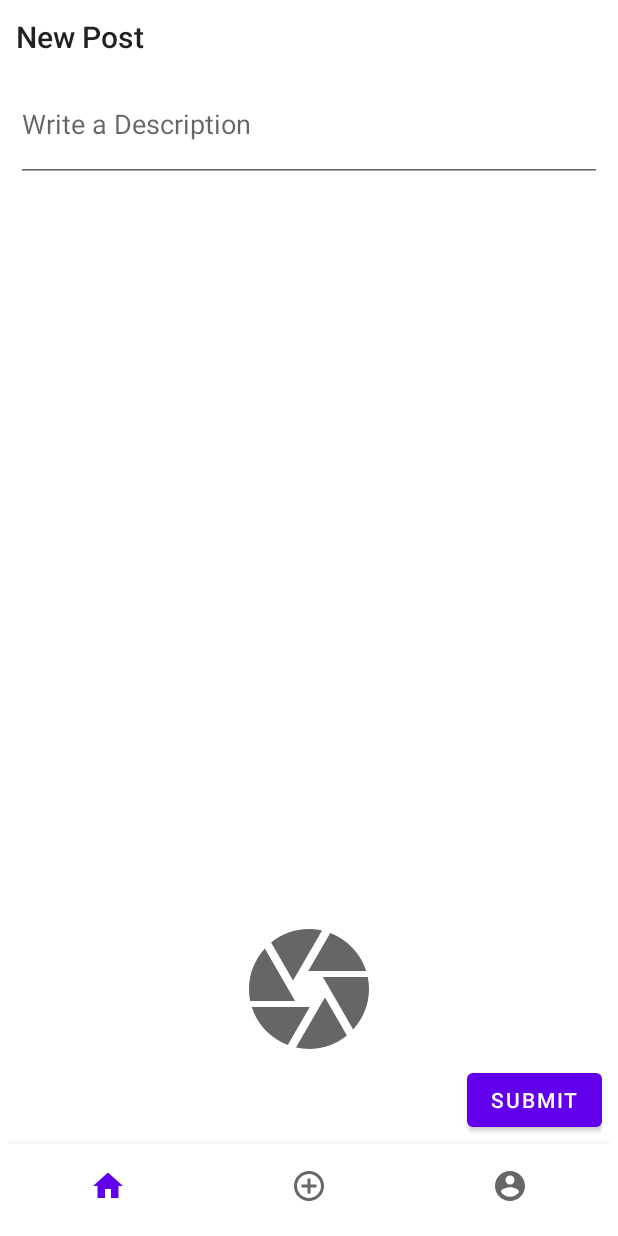
After one commit to jblnt/SimpleInsta, an Android app: the fragment PostFragment placed in its activity, on a phone screen of 412 x 824 dp. The commit adds this screen. Run offline under Robolectric (Android 15) with nearby library versions, the phone set to English and light mode, and no system bars; libraries missing offline, so code that uses them is left out: com.parse.

Commit message:
started project 2 with fragments and bottom nav bar

```diff
--- a/app/build.gradle
+++ b/app/build.gradle
@@ -32,6 +32,7 @@ dependencies {
     implementation 'androidx.appcompat:appcompat:1.3.1'
     implementation 'com.google.android.material:material:1.4.0'
     implementation 'androidx.constraintlayout:constraintlayout:2.1.1'
+    implementation 'androidx.legacy:legacy-support-v4:1.0.0'
     testImplementation 'junit:junit:4.+'
     androidTestImplementation 'androidx.test.ext:junit:1.1.3'
     androidTestImplementation 'androidx.test.espresso:espresso-core:3.4.0'
--- a/app/src/main/java/com/example/simpleinsta/MainActivity.java
+++ b/app/src/main/java/com/example/simpleinsta/MainActivity.java
@@ -1,67 +1,63 @@
 package com.example.simpleinsta;
 
+import androidx.annotation.NonNull;
 import androidx.appcompat.app.AppCompatActivity;
+import androidx.fragment.app.Fragment;
+import androidx.fragment.app.FragmentManager;
 
 import android.content.Intent;
 import android.os.Bundle;
+import android.view.MenuItem;
 import android.view.View;
 import android.widget.Button;
 import android.widget.ImageButton;
 
+import com.example.simpleinsta.fragments.HomeFragment;
+import com.example.simpleinsta.fragments.PostFragment;
+import com.example.simpleinsta.fragments.ProfileFragment;
+import com.google.android.material.bottomnavigation.BottomNavigationView;
+import com.google.android.material.navigation.NavigationBarView;
 import com.parse.ParseUser;
 
 public class MainActivity extends AppCompatActivity {
 
     public static final String TAG = "MainActivity";
-    ImageButton btnPost;
-    ImageButton btnAccount;
+    BottomNavigationView bottomNavigationView;
 
     @Override
     protected void onCreate(Bundle savedInstanceState) {
         super.onCreate(savedInstanceState);
         setContentView(R.layout.activity_main);
 
-        //handle button clicks for new post;
-        btnPost = findViewById(R.id.ibPost);
-        btnPost.setOnClickListener(new View.OnClickListener() {
+        //fragment logic
+        final FragmentManager fragmentManager = getSupportFragmentManager();
+        final Fragment homeFragment = new HomeFragment();
+        final Fragment postFragment = new PostFragment();
+        final Fragment profileFragment = new ProfileFragment();
+
+        //bottom nav logic
+        bottomNavigationView = findViewById(R.id.bottom_navigation);
+        bottomNavigationView.setOnItemSelectedListener(new NavigationBarView.OnItemSelectedListener() {
             @Override
-            public void onClick(View v) {
-                launchPostActivity();
+            public boolean onNavigationItemSelected(@NonNull MenuItem item) {
+                Fragment fragment;
+                switch (item.getItemId()){
+                    case R.id.action_home:
+                        fragment = homeFragment;
+                        break;
+                    case R.id.action_post:
+                        fragment = postFragment;
+                        break;
+                    case R.id.action_profile:
+                    default:
+                        fragment = profileFragment;
+                        break;
+                }
+                fragmentManager.beginTransaction().replace(R.id.fl_container, fragment).commit();
+                return true;
             }
         });
 
-        //handle button clicks to logout
-        btnAccount = findViewById(R.id.ibProfile);
-        btnAccount.setOnClickListener(new View.OnClickListener() {
-            @Override
-            public void onClick(View v) {
-                logOutUser();
-            }
-        });
-
-    }
-
-    private void launchPostActivity() {
-        Intent i = new Intent(this, PostActivity.class);
-        startActivity(i);
-    }
-
-    private void logOutUser() {
-        if(ParseUser.getCurrentUser() != null){
-            ParseUser.logOut();
-
-            //If you made it here, it means we can launch the main timeline;
-            reDirectLoginActivity();
-            finish();
-        }
-
-    }
-
-    private void reDirectLoginActivity() {
-        Intent i = new Intent(this, LoginActivity.class);
-        startActivity(i);
-
-        //Finishes the loginActivity and removed it from the activity stack;
-        finish();
+        bottomNavigationView.setSelectedItemId(R.id.action_home);
     }
 }
--- /dev/null
+++ b/app/src/main/java/com/example/simpleinsta/fragments/HomeFragment.java
@@ -0,0 +1,66 @@
+package com.example.simpleinsta.fragments;
+
+import android.os.Bundle;
+
+import androidx.fragment.app.Fragment;
+
+import android.view.LayoutInflater;
+import android.view.View;
+import android.view.ViewGroup;
+
+import com.example.simpleinsta.R;
+
+/**
+ * A simple {@link Fragment} subclass.
+ * Use the {@link HomeFragment#newInstance} factory method to
+ * create an instance of this fragment.
+ */
+public class HomeFragment extends Fragment {
+
+    // TODO: Rename parameter arguments, choose names that match
+    // the fragment initialization parameters, e.g. ARG_ITEM_NUMBER
+    private static final String ARG_PARAM1 = "param1";
+    private static final String ARG_PARAM2 = "param2";
+
+    // TODO: Rename and change types of parameters
+    private String mParam1;
+    private String mParam2;
+
+    public HomeFragment() {
+        // Required empty public constructor
+    }
+
+    /**
+     * Use this factory method to create a new instance of
+     * this fragment using the provided parameters.
+     *
+     * @param param1 Parameter 1.
+     * @param param2 Parameter 2.
+     * @return A new instance of fragment HomeFragment.
+     */
+    // TODO: Rename and change types and number of parameters
+    public static HomeFragment newInstance(String param1, String param2) {
+        HomeFragment fragment = new HomeFragment();
+        Bundle args = new Bundle();
+        args.putString(ARG_PARAM1, param1);
+        args.putString(ARG_PARAM2, param2);
+        fragment.setArguments(args);
+        return fragment;
+    }
+
+    @Override
+    public void onCreate(Bundle savedInstanceState) {
+        super.onCreate(savedInstanceState);
+        if (getArguments() != null) {
+            mParam1 = getArguments().getString(ARG_PARAM1);
+            mParam2 = getArguments().getString(ARG_PARAM2);
+        }
+    }
+
+    @Override
+    public View onCreateView(LayoutInflater inflater, ViewGroup container,
+                             Bundle savedInstanceState) {
+        // Inflate the layout for this fragment
+        return inflater.inflate(R.layout.fragment_home, container, false);
+    }
+}
--- /dev/null
+++ b/app/src/main/java/com/example/simpleinsta/fragments/PostFragment.java
@@ -0,0 +1,226 @@
+package com.example.simpleinsta.fragments;
+
+import static android.app.Activity.RESULT_OK;
+
+import android.content.Intent;
+import android.graphics.Bitmap;
+import android.graphics.BitmapFactory;
+import android.net.Uri;
+import android.os.Bundle;
+
+import androidx.annotation.NonNull;
+import androidx.annotation.Nullable;
+import androidx.core.content.FileProvider;
+import androidx.fragment.app.Fragment;
+
+import android.os.Environment;
+import android.provider.MediaStore;
+import android.util.Log;
+import android.view.LayoutInflater;
+import android.view.View;
+import android.view.ViewGroup;
+import android.widget.Button;
+import android.widget.EditText;
+import android.widget.ImageButton;
+import android.widget.ImageView;
+import android.widget.Toast;
+
+import com.example.simpleinsta.MainActivity;
+import com.example.simpleinsta.Post;
+import com.example.simpleinsta.PostActivity;
+import com.example.simpleinsta.R;
+import com.parse.ParseException;
+import com.parse.ParseFile;
+import com.parse.ParseUser;
+import com.parse.SaveCallback;
+
+import java.io.File;
+import java.util.Objects;
+
+/**
+ * A simple {@link Fragment} subclass.
+ * Use the {@link PostFragment#newInstance} factory method to
+ * create an instance of this fragment.
+ */
+public class PostFragment extends Fragment {
+    public static final String TAG = "PostFragment";
+
+    // TODO: Rename parameter arguments, choose names that match
+    // the fragment initialization parameters, e.g. ARG_ITEM_NUMBER
+    private static final String ARG_PARAM1 = "param1";
+    private static final String ARG_PARAM2 = "param2";
+
+    // TODO: Rename and change types of parameters
+    private String mParam1;
+    private String mParam2;
+
+    public PostFragment() {
+        // Required empty public constructor
+    }
+
+    /**
+     * Use this factory method to create a new instance of
+     * this fragment using the provided parameters.
+     *
+     * @param param1 Parameter 1.
+     * @param param2 Parameter 2.
+     * @return A new instance of fragment PostFragment.
+     */
+    // TODO: Rename and change types and number of parameters
+    public static PostFragment newInstance(String param1, String param2) {
+        PostFragment fragment = new PostFragment();
+        Bundle args = new Bundle();
+        args.putString(ARG_PARAM1, param1);
+        args.putString(ARG_PARAM2, param2);
+        fragment.setArguments(args);
+        return fragment;
+    }
+
+    //User Defined --
+
+    //UI elements
+    private ImageView ivPostImage;
+    private EditText etDescription;
+    private Button btnSubmit;
+    //private Button btnCamera;
+    private ImageButton ibPostCamera;
+
+    //Bitmap Saving
+    public static final int CAPTURE_IMAGE_REQUEST_CODE = 23;
+    private File photoFile;
+    private final String photoFileName = "capture.jpg";
+    private final String APP_TAG = "SimpleInsta";
+    private Object BitmapScaler;
+
+    @Override
+    public void onCreate(Bundle savedInstanceState) {
+        super.onCreate(savedInstanceState);
+        if (getArguments() != null) {
+            mParam1 = getArguments().getString(ARG_PARAM1);
+            mParam2 = getArguments().getString(ARG_PARAM2);
+        }
+    }
+
+    @Override
+    public View onCreateView(LayoutInflater inflater, ViewGroup container,
+                             Bundle savedInstanceState) {
+        // Inflate the layout for this fragment
+        return inflater.inflate(R.layout.fragment_post, container, false);
+    }
+
+    @Override
+    public void onViewCreated(@NonNull View view, @Nullable Bundle savedInstanceState) {
+        super.onViewCreated(view, savedInstanceState);
+
+        //Post logic
+        ivPostImage = view.findViewById(R.id.ivPostImage);
+        etDescription = view.findViewById(R.id.etDescription);
+        btnSubmit = view.findViewById(R.id.btnSubmit);
+        ibPostCamera = view.findViewById(R.id.ibPostCamera);
+
+        btnSubmit.setOnClickListener(new View.OnClickListener() {
+            @Override
+            public void onClick(View v) {
+                String description = etDescription.getText().toString();
+                ParseUser currentUser =  ParseUser.getCurrentUser();
+
+                savePost(description,currentUser, photoFile);
+            }
+        });
+
+        ibPostCamera.setOnClickListener(new View.OnClickListener() {
+            @Override
+            public void onClick(View v) {
+                launchCamera();
+            }
+        });
+    }
+
+    //user methods
+    private void savePost(String description, ParseUser currentUser, File photoFile) {
+        Post post = new Post();
+
+        //handle description
+        if (description.isEmpty()){
+            Toast.makeText(getContext(), "Description Needed!", Toast.LENGTH_SHORT).show();
+            return;
+        } else {
+            post.setDescription(description);
+        }
+
+        //handle user
+        post.setUser(currentUser);
+
+        //handle photo
+        if(photoFile == null || ivPostImage.getDrawable() == null){
+            Toast.makeText(getContext(), "No Image Present", Toast.LENGTH_SHORT).show();
+            return;
+        }
+
+        post.setImage(new ParseFile(photoFile));
+
+        //Now save to backend
+        post.saveInBackground(new SaveCallback() {
+            @Override
+            public void done(ParseException e) {
+                if (e != null){
+                    Log.e(TAG, "error", e);
+                    Toast.makeText(getContext(), "Error Posting...", Toast.LENGTH_SHORT).show();
+                } else {
+                    //Log.i(TAG, "Post Saved...");
+                    Toast.makeText(getContext(), "Post Saved", Toast.LENGTH_SHORT).show();
+                    etDescription.setText("");
+                    ivPostImage.setImageResource(0);
+
+                    //reDirectMainActivity();
+                }
+            }
+        });
+    }
+
+    /*
+    private void reDirectMainActivity() {
+        Intent i = new Intent(getContext(), MainActivity.class);
+        startActivity(i);
+
+        //finish();
+    }
+    */
+
+    private void launchCamera() {
+        Intent i = new Intent(MediaStore.ACTION_IMAGE_CAPTURE);
+        photoFile = getPhotoFileUri(photoFileName);
+
+        Uri fileProvider = FileProvider.getUriForFile(requireContext(), "com.simpleinsta.fileprovider", photoFile);
+
+        i.putExtra(MediaStore.EXTRA_OUTPUT, fileProvider);
+
+        if(i.resolveActivity(requireContext().getPackageManager()) != null){
+            startActivityForResult(i, CAPTURE_IMAGE_REQUEST_CODE);
+        }
+    }
+
+    @Override
+    public void onActivityResult(int requestCode, int resultCode, @Nullable Intent data) {
+        super.onActivityResult(requestCode, resultCode, data);
+        if(requestCode == CAPTURE_IMAGE_REQUEST_CODE){
+            if(resultCode == RESULT_OK){
+                Bitmap takenImage = BitmapFactory.decodeFile(photoFile.getAbsolutePath());
+                ivPostImage.setImageBitmap(takenImage);
+            } else {
+                Toast.makeText(getContext(), "No Image Taken", Toast.LENGTH_SHORT).show();
+            }
+        }
+    }
+
+    private File getPhotoFileUri(String photoFileName) {
+        File mediaStorgeDir = new File(requireContext().getExternalFilesDir(Environment.DIRECTORY_PICTURES), APP_TAG);
+
+        if(!mediaStorgeDir.exists() && !mediaStorgeDir.mkdirs()){
+            Log.d(TAG, "Failed to Create Directory");
+        }
+
+        return new File(mediaStorgeDir.getPath() + File.separator + photoFileName);
+    }
+
+}
--- /dev/null
+++ b/app/src/main/java/com/example/simpleinsta/fragments/ProfileFragment.java
@@ -0,0 +1,111 @@
+package com.example.simpleinsta.fragments;
+
+import android.content.Intent;
+import android.os.Bundle;
+
+import androidx.annotation.NonNull;
+import androidx.annotation.Nullable;
+import androidx.fragment.app.Fragment;
+
+import android.view.LayoutInflater;
+import android.view.View;
+import android.view.ViewGroup;
+import android.widget.ImageButton;
+
+import com.example.simpleinsta.LoginActivity;
+import com.example.simpleinsta.R;
+import com.parse.ParseUser;
+
+/**
+ * A simple {@link Fragment} subclass.
+ * Use the {@link ProfileFragment#newInstance} factory method to
+ * create an instance of this fragment.
+ */
+public class ProfileFragment extends Fragment {
+    public static final String TAG = "ProfileFragment";
+
+    // TODO: Rename parameter arguments, choose names that match
+    // the fragment initialization parameters, e.g. ARG_ITEM_NUMBER
+    private static final String ARG_PARAM1 = "param1";
+    private static final String ARG_PARAM2 = "param2";
+
+    // TODO: Rename and change types of parameters
+    private String mParam1;
+    private String mParam2;
+
+    public ProfileFragment() {
+        // Required empty public constructor
+    }
+
+    /**
+     * Use this factory method to create a new instance of
+     * this fragment using the provided parameters.
+     *
+     * @param param1 Parameter 1.
+     * @param param2 Parameter 2.
+     * @return A new instance of fragment ProfileFragment.
+     */
+    // TODO: Rename and change types and number of parameters
+    public static ProfileFragment newInstance(String param1, String param2) {
+        ProfileFragment fragment = new ProfileFragment();
+        Bundle args = new Bundle();
+        args.putString(ARG_PARAM1, param1);
+        args.putString(ARG_PARAM2, param2);
+        fragment.setArguments(args);
+        return fragment;
+    }
+
+    ImageButton btnAccount;
+
+    @Override
+    public void onCreate(Bundle savedInstanceState) {
+        super.onCreate(savedInstanceState);
+        if (getArguments() != null) {
+            mParam1 = getArguments().getString(ARG_PARAM1);
+            mParam2 = getArguments().getString(ARG_PARAM2);
+        }
+    }
+
+    @Override
+    public View onCreateView(LayoutInflater inflater, ViewGroup container,
+                             Bundle savedInstanceState) {
+        // Inflate the layout for this fragment
+        return inflater.inflate(R.layout.fragment_profile, container, false);
+    }
+
+    @Override
+    public void onViewCreated(@NonNull View view, @Nullable Bundle savedInstanceState) {
+        super.onViewCreated(view, savedInstanceState);
+        /*
+        //handle button clicks to logout
+        btnAccount = view.findViewById(R.id.ibProfile);
+        btnAccount.setOnClickListener(new View.OnClickListener() {
+            @Override
+            public void onClick(View v) {
+                logOutUser();
+            }
+        });
+        */
+    }
+
+    /*
+    private void logOutUser() {
+        if(ParseUser.getCurrentUser() != null){
+            ParseUser.logOut();
+
+            //If you made it here, it means we can launch the main timeline;
+            reDirectLoginActivity();
+            finish();
+        }
+
+    }
+
+    private void reDirectLoginActivity() {
+        Intent i = new Intent(this, LoginActivity.class);
+        startActivity(i);
+
+        //Finishes the loginActivity and removed it from the activity stack;
+        finish();
+    }
+    */
+}
--- /dev/null
+++ b/app/src/main/res/drawable/baseline_account_circle_24.xml
@@ -0,0 +1,10 @@
+<vector xmlns:android="http://schemas.android.com/apk/res/android"
+    android:width="24dp"
+    android:height="24dp"
+    android:viewportWidth="24"
+    android:viewportHeight="24"
+    android:tint="?attr/colorControlNormal">
+  <path
+      android:fillColor="@android:color/white"
+      android:pathData="M12,2C6.48,2 2,6.48 2,12s4.48,10 10,10 10,-4.48 10,-10S17.52,2 12,2zM12,5c1.66,0 3,1.34 3,3s-1.34,3 -3,3 -3,-1.34 -3,-3 1.34,-3 3,-3zM12,19.2c-2.5,0 -4.71,-1.28 -6,-3.22 0.03,-1.99 4,-3.08 6,-3.08 1.99,0 5.97,1.09 6,3.08 -1.29,1.94 -3.5,3.22 -6,3.22z"/>
+</vector>
--- /dev/null
+++ b/app/src/main/res/drawable/baseline_add_circle_outline_24.xml
@@ -0,0 +1,10 @@
+<vector xmlns:android="http://schemas.android.com/apk/res/android"
+    android:width="24dp"
+    android:height="24dp"
+    android:viewportWidth="24"
+    android:viewportHeight="24"
+    android:tint="?attr/colorControlNormal">
+  <path
+      android:fillColor="@android:color/white"
+      android:pathData="M13,7h-2v4L7,11v2h4v4h2v-4h4v-2h-4L13,7zM12,2C6.48,2 2,6.48 2,12s4.48,10 10,10 10,-4.48 10,-10S17.52,2 12,2zM12,20c-4.41,0 -8,-3.59 -8,-8s3.59,-8 8,-8 8,3.59 8,8 -3.59,8 -8,8z"/>
+</vector>
--- /dev/null
+++ b/app/src/main/res/drawable/baseline_camera_48.xml
@@ -0,0 +1,5 @@
+<vector android:height="48dp" android:tint="?attr/colorControlNormal"
+    android:viewportHeight="24" android:viewportWidth="24"
+    android:width="48dp" xmlns:android="http://schemas.android.com/apk/res/android">
+    <path android:fillColor="@android:color/white" android:pathData="M9.4,10.5l4.77,-8.26C13.47,2.09 12.75,2 12,2c-2.4,0 -4.6,0.85 -6.32,2.25l3.66,6.35 0.06,-0.1zM21.54,9c-0.92,-2.92 -3.15,-5.26 -6,-6.34L11.88,9h9.66zM21.8,10h-7.49l0.29,0.5 4.76,8.25C21,16.97 22,14.61 22,12c0,-0.69 -0.07,-1.35 -0.2,-2zM8.54,12l-3.9,-6.75C3.01,7.03 2,9.39 2,12c0,0.69 0.07,1.35 0.2,2h7.49l-1.15,-2zM2.46,15c0.92,2.92 3.15,5.26 6,6.34L12.12,15L2.46,15zM13.73,15l-3.9,6.76c0.7,0.15 1.42,0.24 2.17,0.24 2.4,0 4.6,-0.85 6.32,-2.25l-3.66,-6.35 -0.93,1.6z"/>
+</vector>
--- /dev/null
+++ b/app/src/main/res/drawable/baseline_home_24.xml
@@ -0,0 +1,10 @@
+<vector xmlns:android="http://schemas.android.com/apk/res/android"
+    android:width="24dp"
+    android:height="24dp"
+    android:viewportWidth="24"
+    android:viewportHeight="24"
+    android:tint="?attr/colorControlNormal">
+  <path
+      android:fillColor="@android:color/white"
+      android:pathData="M10,20v-6h4v6h5v-8h3L12,3 2,12h3v8z"/>
+</vector>
--- /dev/null
+++ b/app/src/main/res/layout/fragment_post.xml
@@ -0,0 +1,57 @@
+<?xml version="1.0" encoding="utf-8"?>
+<RelativeLayout
+    xmlns:android="http://schemas.android.com/apk/res/android"
+    xmlns:tools="http://schemas.android.com/tools"
+    android:layout_width="match_parent"
+    android:layout_height="match_parent"
+    android:padding="5dp"
+    tools:context=".fragments.PostFragment">
+
+    <!-- TODO: Update blank fragment layout -->
+    <TextView
+        android:id="@+id/tvNewPost"
+        android:layout_width="wrap_content"
+        android:layout_height="wrap_content"
+        android:text="New Post"
+        android:textAppearance="@android:style/TextAppearance.Material.Title" />
+
+    <ImageView
+        android:id="@+id/ivPostImage"
+        android:layout_width="match_parent"
+        android:layout_height="wrap_content"
+        android:layout_marginTop="6dp"
+        android:adjustViewBounds="true"
+        tools:srcCompat="@tools:sample/avatars"
+        android:layout_below="@+id/tvNewPost"/>
+
+    <EditText
+        android:id="@+id/etDescription"
+        android:layout_width="match_parent"
+        android:layout_height="77dp"
+        android:hint="Write a Description"
+        android:inputType="textMultiLine"
+        android:minHeight="48dp"
+        android:minLines="5"
+        android:layout_below="@+id/ivPostImage"/>
+
+    <ImageButton
+        android:id="@+id/ibPostCamera"
+        android:layout_width="96dp"
+        android:layout_height="wrap_content"
+        android:layout_alignParentBottom="true"
+        android:layout_centerHorizontal="true"
+        android:layout_marginBottom="50dp"
+        android:adjustViewBounds="true"
+        android:background="@android:color/transparent"
+        android:contentDescription="Launch Camera"
+        android:scaleType="fitCenter"
+        android:src="@drawable/baseline_camera_48" />
+
+    <Button
+        android:id="@+id/btnSubmit"
+        android:layout_width="wrap_content"
+        android:layout_height="wrap_content"
+        android:text="Submit"
+        android:layout_alignParentBottom="true"
+        android:layout_alignParentEnd="true"/>
+</RelativeLayout>
--- /dev/null
+++ b/app/src/main/res/menu/bottom_navigation_menu.xml
@@ -0,0 +1,20 @@
+<?xml version="1.0" encoding="utf-8"?>
+<menu xmlns:app="http://schemas.android.com/apk/res-auto"
+    xmlns:android="http://schemas.android.com/apk/res/android">
+
+    <item
+        android:id="@+id/action_home"
+        android:icon="@drawable/baseline_home_24"
+        android:title="home"
+        app:showAsAction="always" />
+    <item
+        android:id="@+id/action_post"
+        android:icon="@drawable/baseline_add_circle_outline_24"
+        android:title="post"
+        app:showAsAction="always" />
+    <item
+        android:id="@+id/action_profile"
+        android:icon="@drawable/baseline_account_circle_24"
+        android:title="profile"
+        app:showAsAction="always" />
+</menu>
--- a/app/src/main/res/values/strings.xml
+++ b/app/src/main/res/values/strings.xml
@@ -1,3 +1,5 @@
 <resources>
     <string name="app_name">SimpleInsta</string>
+    <!-- TODO: Remove or change this placeholder text -->
+    <string name="hello_blank_fragment">TODO timeline</string>
 </resources>
```
Also changed, not shown: app/src/main/res/layout/activity_main.xml (+13 -70 lines), app/src/main/res/layout/fragment_home.xml (added, +15 -0 lines), app/src/main/res/layout/fragment_profile.xml (added, +14 -0 lines).
